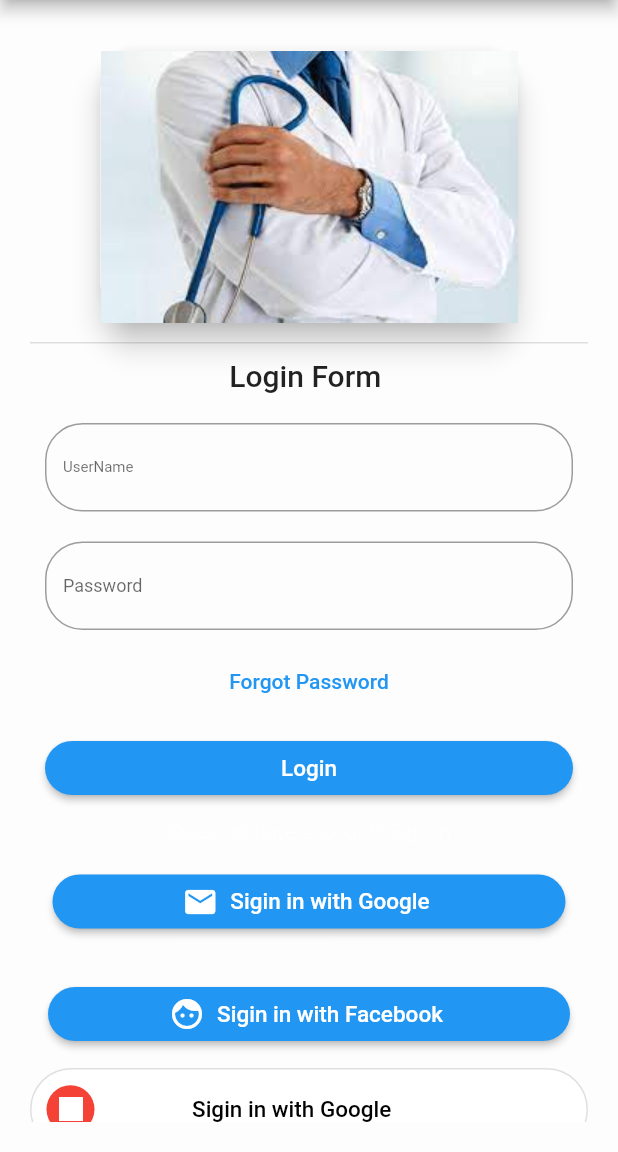
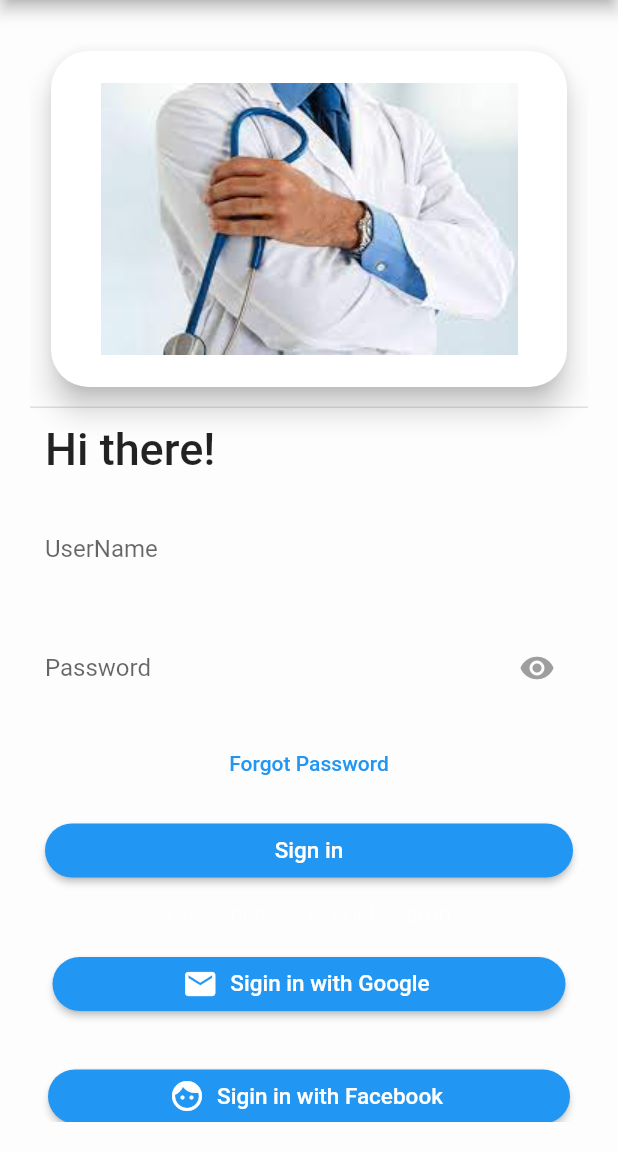
Before and after one commit to shahzebnaqvi/Medical_App, a Flutter app: the screen it shows after launch, on a phone screen of 412 x 824 dp, the part 84-1236 px from its top. Run offline on Flutter 3.47's test engine with Material 2 defaults, Android fonts, the phone set to English and light mode, and no system bars; our stand-ins replace carousel_slider, get, lottie; missing offline and left inert: dart:html.

```diff
--- a/lib/Screens/auth/login.dart
+++ b/lib/Screens/auth/login.dart
@@ -5,10 +5,19 @@ import 'package:medical_app/Constants/constants.dart';
 import 'package:medical_app/Screens/auth/signup.dart';
 import 'package:medical_app/Screens/home.dart';
 
-class Login extends StatelessWidget {
+class Login extends StatefulWidget {
+  @override
+  State<Login> createState() => _LoginState();
+}
+
+class _LoginState extends State<Login> {
   @override
   TextEditingController username = TextEditingController();
+
   TextEditingController password = TextEditingController();
+
+  bool _showPassword = false;
+
   @override
   Widget build(BuildContext context) {
     return Scaffold(
@@ -20,13 +29,12 @@ class Login extends StatelessWidget {
             margin: EdgeInsets.all(20),
             child: ListView(children: [
               Container(
-                  alignment: Alignment.center,
+                  // alignment: Alignment.center,
                   padding: EdgeInsets.all(10),
                   child: Card(
                     shape: RoundedRectangleBorder(
                       borderRadius: BorderRadius.circular(25),
                     ),
-                    //  shadowColor: Color.fromARGB(255, 97, 66, 0),
                     child: Image.asset(
                       'assets/login.jpg',
                       fit: BoxFit.scaleDown,
@@ -38,36 +46,61 @@ class Login extends StatelessWidget {
                 thickness: 1,
               ),
               Container(
-                alignment: Alignment.center,
+                alignment: Alignment.bottomLeft,
                 padding: EdgeInsets.all(10),
                 child: Text(
-                  'Login Form ',
-                  style: TextStyle(fontSize: 20, fontWeight: FontWeight.w500),
+                  'Hi there! ',
+                  style: TextStyle(fontSize: 30, fontWeight: FontWeight.w500),
                 ),
               ),
               Container(
                 padding: EdgeInsets.all(10),
                 child: TextField(
-                  controller: username,
+
+
                     decoration: InputDecoration(
-                      border: OutlineInputBorder(
-                        borderRadius: BorderRadius.circular(25),
-                      ),
+                     border: InputBorder.none,
                   labelText: 'UserName',
-                      labelStyle: TextStyle(fontSize: 10)),
-                ),
+                )),
+
               ),
               Container(
                 padding: EdgeInsets.all(10),
-                child: TextFormField(
-                  controller: password,
-                  obscureText: true,
+                child: TextField(
+                    obscureText: !this._showPassword,
                     decoration: InputDecoration(
-                      border: OutlineInputBorder(
-                          borderRadius: BorderRadius.circular(25)),
+                        border: InputBorder.none,
                       labelText: 'Password',
-                      labelStyle: TextStyle(fontSize: 12)),
+                      suffixIcon: IconButton(
+                          icon: Icon(
+                            Icons.remove_red_eye,
+                            color:
+                                this._showPassword ? Colors.blue : Colors.grey,
                           ),
+                          onPressed: () {
+                            setState(
+                                () => this._showPassword = !this._showPassword);
+                          }),
+                    )),
+                // TextField(
+                //   controller: password,
+                //    obscureText: !this._showPassword,
+                //    decoration: InputDecoration(
+                //       border: OutlineInputBorder(
+                //       borderRadius: BorderRadius.circular(25)),
+                //       labelText: 'Password',
+                //   suffixIcon: IconButton(
+                //   icon: Icon(
+                //  Icons.remove_red_eye,
+                //  color: this._showPassword ? Colors.blue : Colors.grey,
+                //   ),
+                //    onPressed: () {
+                //    setState(() => this._showPassword = !this._showPassword);
+
+                //    }
+                //   ),
+                //       labelStyle: TextStyle(fontSize: 12)),
+                // ),
               ),
               TextButton(onPressed: () {}, child: Text('Forgot Password')),
               Container(
@@ -79,7 +112,7 @@ class Login extends StatelessWidget {
                   },
                   style: ElevatedButton.styleFrom(shape: StadiumBorder()),
                   child: Text(
-                    "Login",
+                    "Sign in",
                     style: TextStyle(
                       fontSize: 15,
                     ),
@@ -156,18 +189,14 @@ class Login extends StatelessWidget {
                         style: TextStyle(
                             color: Colors.black,
                             fontSize: 15,
-                              fontWeight: FontWeight.w500)
-                              ),
+                            fontWeight: FontWeight.w500)),
                     Spacer(flex: 2),
                   ],
                 ),
               ),
-
             ])));
   }
 }
-
-
 
 // Container(
 // padding: EdgeInsets.all(10),
```
Also changed, not shown: lib/Screens/maintools/myhistory.dart (line endings or trailing spaces). Lines whose indentation alone changed are shown as unchanged.
